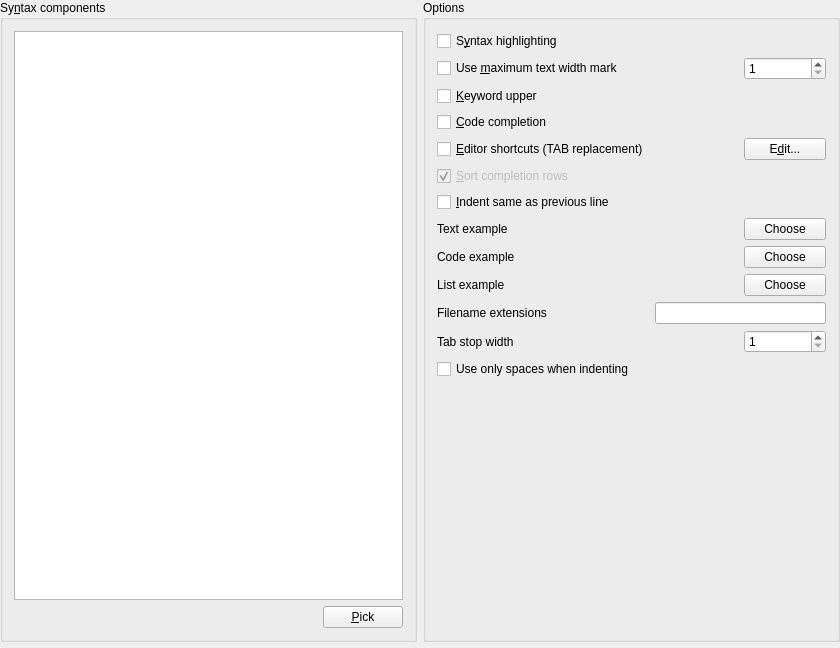
This is src/tosyntaxsetupui.ui in netrunner-debian-kde-extras/tora as Qt 5 draws it before an edit. The edited form follows.
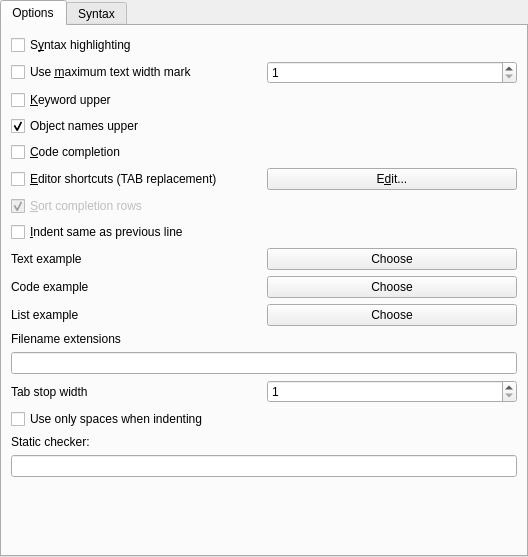
This is the edited form. Custom widgets are drawn as their Qt base class.

```diff
--- a/src/tosyntaxsetupui.ui
+++ b/src/tosyntaxsetupui.ui
@@ -1,12 +1,12 @@
 <ui version="4.0" >
  <class>toSyntaxSetupUI</class>
- <widget class="QWidget" name="toSyntaxSetupUI" >
-  <property name="geometry" >
+ <widget class="QWidget" name="toSyntaxSetupUI">
+  <property name="geometry">
    <rect>
     <x>0</x>
     <y>0</y>
-    <width>840</width>
-    <height>648</height>
+    <width>528</width>
+    <height>557</height>
    </rect>
   </property>
   <property name="windowTitle" >
@@ -15,28 +15,65 @@
   <property name="toolTip" >
    <string/>
   </property>
-  <layout class="QGridLayout" >
-   <property name="margin" >
-    <number>0</number>
-   </property>
-   <property name="spacing" >
+  <layout class="QHBoxLayout" name="horizontalLayout_7">
+   <property name="spacing">
     <number>6</number>
    </property>
-   <item row="0" column="1" >
-    <widget class="QGroupBox" name="Options" >
-     <property name="title" >
+   <property name="margin">
+    <number>0</number>
+   </property>
+   <item>
+    <widget class="QTabWidget" name="tabWidget">
+     <property name="currentIndex">
+      <number>0</number>
+     </property>
+     <widget class="QWidget" name="OptionsTab">
+      <attribute name="title">
       <string>Options</string>
-     </property>
-     <layout class="QGridLayout" >
-      <property name="margin" >
-       <number>11</number>
-      </property>
-      <property name="spacing" >
-       <number>6</number>
-      </property>
-      <item row="2" column="0" colspan="3" >
-       <widget class="QCheckBox" name="KeywordUpper" >
-        <property name="toolTip" >
+      </attribute>
+      <layout class="QVBoxLayout" name="verticalLayout_2">
+       <item>
+        <layout class="QVBoxLayout" name="verticalLayout">
+         <item>
+          <widget class="QCheckBox" name="SyntaxHighlighting">
+           <property name="toolTip">
+            <string>Enable syntax highlighting, or use simple text editor</string>
+           </property>
+           <property name="text">
+            <string>S&amp;yntax highlighting</string>
+           </property>
+          </widget>
+         </item>
+         <item>
+          <layout class="QHBoxLayout" name="horizontalLayout">
+           <item>
+            <widget class="QCheckBox" name="EdgeMarkCheckBox">
+             <property name="toolTip">
+              <string>Display the line/column marker at the specified position</string>
+             </property>
+             <property name="text">
+              <string>Use &amp;maximum text width mark</string>
+             </property>
+            </widget>
+           </item>
+           <item>
+            <widget class="QSpinBox" name="EdgeSizeSpinBox">
+             <property name="toolTip">
+              <string>Specify the column (text width) where to show marker</string>
+             </property>
+             <property name="minimum">
+              <number>1</number>
+             </property>
+             <property name="maximum">
+              <number>999999</number>
+             </property>
+            </widget>
+           </item>
+          </layout>
+         </item>
+         <item>
+          <widget class="QCheckBox" name="KeywordUpper">
+           <property name="toolTip">
          <string>Convert all keywords to uppercase when displayingsyntaxhighlighted text.  Only available for monospaced fonts.</string>
         </property>
         <property name="text" >
@@ -44,9 +81,22 @@
         </property>
        </widget>
       </item>
-      <item row="3" column="0" colspan="3" >
-       <widget class="QCheckBox" name="CodeCompletion" >
-        <property name="toolTip" >
+         <item>
+          <widget class="QCheckBox" name="ObjectNamesUpper">
+           <property name="toolTip">
+            <string>Table, view, column names etc. are extracted in upper-case</string>
+           </property>
+           <property name="text">
+            <string>Object names upper</string>
+           </property>
+           <property name="checked">
+            <bool>true</bool>
+           </property>
+          </widget>
+         </item>
+         <item>
+          <widget class="QCheckBox" name="CodeCompletion">
+           <property name="toolTip">
          <string>Activate code completion in SQL editors. Not recommended on slow connections.</string>
         </property>
         <property name="text" >
@@ -54,9 +104,27 @@
         </property>
        </widget>
       </item>
-      <item row="5" column="0" colspan="3" >
-       <widget class="QCheckBox" name="CompletionSort" >
-        <property name="enabled" >
+         <item>
+          <layout class="QHBoxLayout" name="horizontalLayout_2">
+           <item>
+            <widget class="QCheckBox" name="EditorShortcuts">
+             <property name="text">
+              <string>&amp;Editor shortcuts (TAB replacement)</string>
+             </property>
+            </widget>
+           </item>
+           <item>
+            <widget class="QPushButton" name="EditorShortcutsEdit">
+             <property name="text">
+              <string>E&amp;dit...</string>
+             </property>
+            </widget>
+           </item>
+          </layout>
+         </item>
+         <item>
+          <widget class="QCheckBox" name="CompletionSort">
+           <property name="enabled">
          <bool>false</bool>
         </property>
         <property name="toolTip" >
@@ -70,19 +138,9 @@
         </property>
        </widget>
       </item>
-      <item row="0" column="0" colspan="3" >
-       <widget class="QCheckBox" name="SyntaxHighlighting" >
-        <property name="toolTip" >
-         <string>Enable syntax highlighting, or use simple text editor</string>
-        </property>
-        <property name="text" >
-         <string>S&amp;yntax highlighting</string>
-        </property>
-       </widget>
-      </item>
-      <item row="6" column="0" colspan="3" >
-       <widget class="QCheckBox" name="AutoIndent" >
-        <property name="toolTip" >
+         <item>
+          <widget class="QCheckBox" name="AutoIndent">
+           <property name="toolTip">
          <string>Indent a new line in an editor to the same column as the previous line</string>
         </property>
         <property name="text" >
@@ -90,43 +148,11 @@
         </property>
        </widget>
       </item>
-      <item row="9" column="2" >
-       <widget class="QPushButton" name="PushButton1" >
-        <property name="text" >
-         <string>Choose</string>
-        </property>
-       </widget>
-      </item>
-      <item row="9" column="0" >
-       <widget class="QLabel" name="ResultExample" >
-        <property name="text" >
-         <string>List example</string>
-        </property>
-        <property name="wordWrap" >
-         <bool>false</bool>
-        </property>
-       </widget>
-      </item>
-      <item row="8" column="0" >
-       <widget class="QLabel" name="CodeExample" >
-        <property name="text" >
-         <string>Code example</string>
-        </property>
-        <property name="wordWrap" >
-         <bool>false</bool>
-        </property>
-       </widget>
-      </item>
-      <item row="8" column="2" >
-       <widget class="QPushButton" name="PushButton1_2" >
-        <property name="text" >
-         <string>Choose</string>
-        </property>
-       </widget>
-      </item>
-      <item row="7" column="0" >
-       <widget class="QLabel" name="TextExample" >
-        <property name="text" >
+         <item>
+          <layout class="QHBoxLayout" name="horizontalLayout_3">
+           <item>
+            <widget class="QLabel" name="TextExample">
+             <property name="text">
          <string>Text example</string>
         </property>
         <property name="wordWrap" >
@@ -134,12 +160,60 @@
         </property>
        </widget>
       </item>
-      <item row="10" column="1" colspan="2" >
-       <widget class="QLineEdit" name="Extensions" />
-      </item>
-      <item row="10" column="0" >
-       <widget class="QLabel" name="TextLabel1" >
-        <property name="text" >
+           <item>
+            <widget class="QPushButton" name="PushButton1_2_2">
+             <property name="text">
+              <string>Choose</string>
+             </property>
+            </widget>
+           </item>
+          </layout>
+         </item>
+         <item>
+          <layout class="QHBoxLayout" name="horizontalLayout_4">
+           <item>
+            <widget class="QLabel" name="CodeExample">
+             <property name="text">
+              <string>Code example</string>
+             </property>
+             <property name="wordWrap">
+              <bool>false</bool>
+             </property>
+            </widget>
+           </item>
+           <item>
+            <widget class="QPushButton" name="PushButton1_2">
+             <property name="text">
+              <string>Choose</string>
+             </property>
+            </widget>
+           </item>
+          </layout>
+         </item>
+         <item>
+          <layout class="QHBoxLayout" name="horizontalLayout_5">
+           <item>
+            <widget class="QLabel" name="ResultExample">
+             <property name="text">
+              <string>List example</string>
+             </property>
+             <property name="wordWrap">
+              <bool>false</bool>
+             </property>
+            </widget>
+           </item>
+           <item>
+            <widget class="QPushButton" name="PushButton1">
+             <property name="text">
+              <string>Choose</string>
+             </property>
+            </widget>
+           </item>
+          </layout>
+         </item>
+         <item>
+          <widget class="QLabel" name="TextLabel1">
+           <property name="text">
          <string>Filename extensions</string>
         </property>
         <property name="wordWrap" >
@@ -147,32 +221,14 @@
         </property>
        </widget>
       </item>
-      <item row="13" column="1" >
-       <spacer>
-        <property name="orientation" >
-         <enum>Qt::Vertical</enum>
-        </property>
-        <property name="sizeType" >
-         <enum>QSizePolicy::Expanding</enum>
-        </property>
-        <property name="sizeHint" stdset="0" >
-         <size>
-          <width>20</width>
-          <height>20</height>
-         </size>
-        </property>
-       </spacer>
-      </item>
-      <item row="11" column="2" >
-       <widget class="QSpinBox" name="TabStop" >
-        <property name="minimum" >
-         <number>1</number>
-        </property>
-       </widget>
-      </item>
-      <item row="11" column="0" colspan="2" >
-       <widget class="QLabel" name="TextLabel1_2" >
-        <property name="toolTip" >
+         <item>
+          <widget class="QLineEdit" name="Extensions"/>
+         </item>
+         <item>
+          <layout class="QHBoxLayout" name="horizontalLayout_6">
+           <item>
+            <widget class="QLabel" name="TextLabel1_2">
+             <property name="toolTip">
          <string>Number of character width of tabstops</string>
         </property>
         <property name="whatsThis" >
@@ -189,9 +245,18 @@
         </property>
        </widget>
       </item>
-      <item row="12" column="0" >
-       <widget class="QCheckBox" name="TabSpaces" >
-        <property name="toolTip" >
+           <item>
+            <widget class="QSpinBox" name="TabStop">
+             <property name="minimum">
+              <number>1</number>
+             </property>
+            </widget>
+           </item>
+          </layout>
+         </item>
+         <item>
+          <widget class="QCheckBox" name="TabSpaces">
+           <property name="toolTip">
          <string>If set the editor will insert spaces rather than tabs</string>
         </property>
         <property name="text" >
@@ -199,71 +264,53 @@
         </property>
        </widget>
       </item>
-      <item row="7" column="2" >
-       <widget class="QPushButton" name="PushButton1_2_2" >
-        <property name="text" >
-         <string>Choose</string>
+         <item>
+          <widget class="QLabel" name="LSyntaxChecker">
+           <property name="text">
+            <string>Static checker:</string>
         </property>
        </widget>
       </item>
-      <item row="4" column="0" >
-       <widget class="QCheckBox" name="EditorShortcuts" >
-        <property name="text" >
-         <string>&amp;Editor shortcuts (TAB replacement)</string>
-        </property>
-       </widget>
-      </item>
-      <item row="4" column="2" >
-       <widget class="QPushButton" name="EditorShortcutsEdit" >
-        <property name="text" >
-         <string>E&amp;dit...</string>
-        </property>
-       </widget>
-      </item>
-      <item row="1" column="0" >
-       <widget class="QCheckBox" name="EdgeMarkCheckBox" >
-        <property name="toolTip" >
-         <string>Display the line/column marker at the specified position</string>
-        </property>
-        <property name="text" >
-         <string>Use &amp;maximum text width mark</string>
-        </property>
-       </widget>
-      </item>
-      <item row="1" column="2" >
-       <widget class="QSpinBox" name="EdgeSizeSpinBox" >
-        <property name="toolTip" >
-         <string>Specify the column (text width) where to show marker</string>
-        </property>
-        <property name="minimum" >
-         <number>1</number>
-        </property>
-        <property name="maximum" >
-         <number>999999</number>
-        </property>
-       </widget>
+         <item>
+          <widget class="QLineEdit" name="EStaticChecker"/>
+         </item>
+         <item>
+          <spacer name="verticalSpacer">
+           <property name="orientation">
+            <enum>Qt::Vertical</enum>
+           </property>
+           <property name="sizeHint" stdset="0">
+            <size>
+             <width>20</width>
+             <height>40</height>
+            </size>
+           </property>
+          </spacer>
+         </item>
+        </layout>
       </item>
      </layout>
     </widget>
-   </item>
-   <item row="1" column="0" colspan="2" >
-    <widget class="toHighlightedText" native="1" name="Example" />
-   </item>
-   <item row="0" column="0" >
-    <widget class="QGroupBox" name="GroupBox2" >
-     <property name="title" >
+     <widget class="QWidget" name="SyntaxTab">
+      <attribute name="title">
+       <string>Syntax</string>
+      </attribute>
+      <layout class="QHBoxLayout" name="horizontalLayout_8" stretch="1,2">
+       <item>
+        <widget class="QGroupBox" name="GroupBox2">
+         <property name="title">
       <string>Sy&amp;ntax components</string>
      </property>
-     <layout class="QGridLayout" >
-      <property name="margin" >
+         <layout class="QGridLayout">
+          <property name="margin">
        <number>11</number>
       </property>
-      <property name="spacing" >
+          <property name="spacing">
        <number>6</number>
       </property>
-      <item row="1" column="0" >
-       <widget class="QLabel" name="ExampleColor" >
-        <property name="text" >
+          <item row="1" column="0">
+           <widget class="QLabel" name="ExampleColor">
+            <property name="text">
          <string/>
         </property>
         <property name="wordWrap" >
@@ -271,10 +318,10 @@
         </property>
        </widget>
       </item>
-      <item row="1" column="1" >
-       <widget class="QPushButton" name="PushButton3" >
-        <property name="sizePolicy" >
-         <sizepolicy vsizetype="Fixed" hsizetype="Maximum" >
+          <item row="1" column="1">
+           <widget class="QPushButton" name="PushButton3">
+            <property name="sizePolicy">
+             <sizepolicy hsizetype="Maximum" vsizetype="Fixed">
           <horstretch>0</horstretch>
           <verstretch>0</verstretch>
          </sizepolicy>
@@ -284,10 +331,24 @@
         </property>
        </widget>
       </item>
-      <item row="0" column="0" colspan="2" >
-       <widget class="QListWidget" name="SyntaxComponent" />
-      </item>
-     </layout>
+          <item row="0" column="0" colspan="2">
+           <widget class="QListWidget" name="SyntaxComponent"/>
+          </item>
+         </layout>
+        </widget>
+       </item>
+       <item>
+        <widget class="toHighlightedText" name="Example" native="true">
+         <property name="minimumSize">
+          <size>
+           <width>200</width>
+           <height>0</height>
+          </size>
+         </property>
+        </widget>
+       </item>
+      </layout>
+     </widget>
     </widget>
    </item>
   </layout>
```
Left out of the diff: 84 changed lines with no effect on the pictures. Lines whose indentation alone changed are shown as unchanged.
